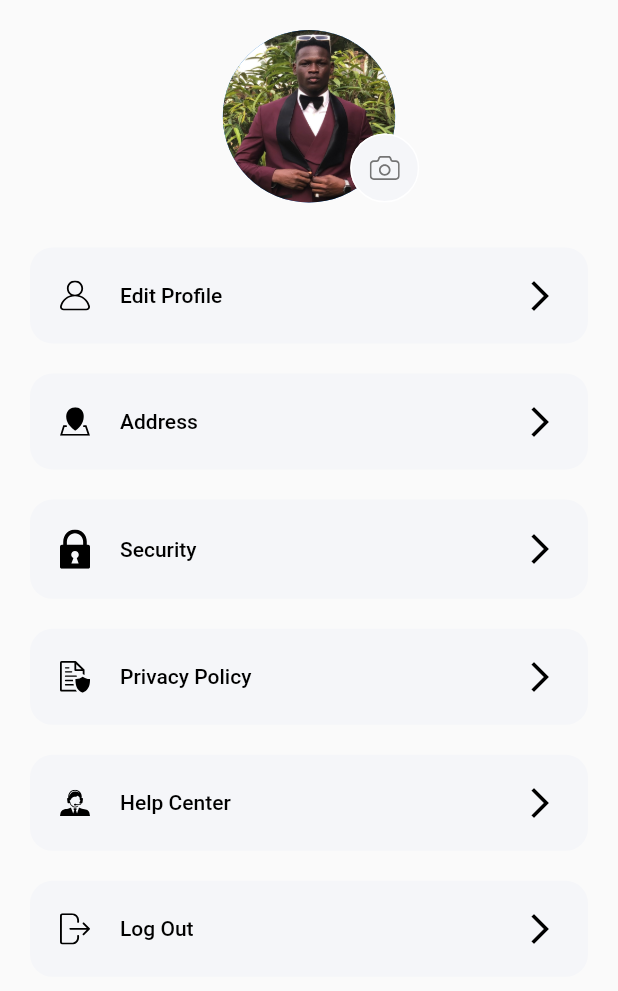
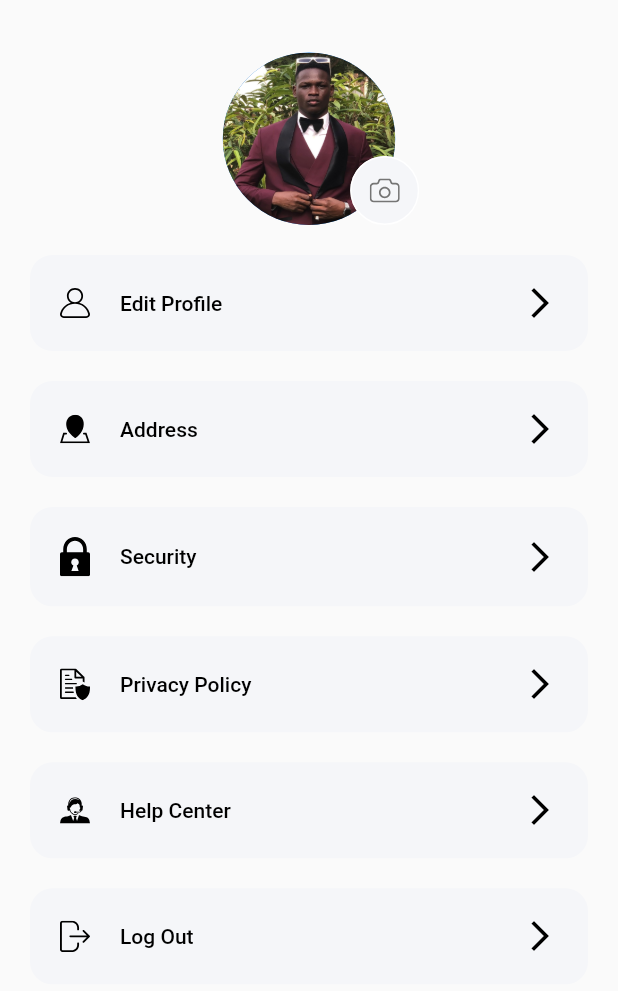
Before and after one commit to sonysn/waya-ui-flutter, a Flutter app: the Body widget shown alone on an empty page, opened directly, on a phone screen of 412 x 824 dp. Shown: the top 991 px of the screen. Run offline on Flutter 3.47's test engine with Material 2 defaults, Android fonts, the phone set to English and light mode, and no system bars; our stand-ins replace flutter_map, flutter_svg, google_maps_flutter, image_picker, latlong2, location and 1 more; missing offline and left inert: geocode, mapbox_search, time_greeting; project files that could hold a hidden picture were left out.

```diff
--- a/lib/api/actions.dart
+++ b/lib/api/actions.dart
@@ -9,7 +9,7 @@ var baseUri = 'http://192.168.100.43:3000';
 
 //testing code
 Future requestRide(
-    currentLocationAddress, currentLocationPoint, dropOffLocationPoint) async {
+    currentLocationAddress, dropOffLocationAddress, currentLocationPoint, dropOffLocationPoint) async {
   final http.Response response =
       await http.post(Uri.parse('$baseUri${ApiConstants.requestRideEndpoint}'),
           headers: {
@@ -19,7 +19,7 @@ Future requestRide(
           body: jsonEncode({
             "userId": 59,
             "pickupLocation": currentLocationAddress,
-            "dropoffLocation": "Ajah",
+            "dropoffLocation": dropOffLocationAddress,
             "estFare": 500,
             "surge": 0,
             "pickupLocationPosition": currentLocationPoint,
@@ -27,6 +27,6 @@ Future requestRide(
             "status": "ONGOING"
           }));
   final data = await jsonDecode(response.body);
-  //print(data);
+  print(data);
   return data;
 }
--- a/lib/screens/homepage.dart
+++ b/lib/screens/homepage.dart
@@ -4,6 +4,7 @@ import 'package:location/location.dart';
 import 'package:latlong2/latlong.dart';
 import 'package:geocode/geocode.dart';
 import 'package:waya/screens/maphomepage.dart';
+import 'package:waya/screens/mapspage.dart';
 import 'package:waya/screens/search_locationpage.dart';
 import 'dart:io';
 import 'package:socket_io_client/socket_io_client.dart';
@@ -180,7 +181,9 @@ class _HomePageState extends State<HomePage> {
                                 context,
                                 MaterialPageRoute(
                                     builder: (BuildContext context) {
-                                      return MapHomePage(myLocationHome: myLocationHome, addressLoc: addressLoc);
+                                      return MapsPage(
+                                        addressLoc: addressLoc
+                                      );
                                     }));
                           },
                         ),
--- a/lib/screens/maphomepage.dart
+++ b/lib/screens/maphomepage.dart
@@ -284,7 +284,7 @@ class _MapHomePageState extends State<MapHomePage> {
                 onPressed: () {
                   setState(() {
                     void _state() async{
-                      driverFound = await requestRide("${widget.addressLoc?.streetNumber}, ${widget.addressLoc?.streetAddress}, \n${widget.addressLoc?.region}.", "6.501871, 3.373521", tappedLocationD);
+                      //driverFound = await requestRide("${widget.addressLoc?.streetNumber}, ${widget.addressLoc?.streetAddress}, \n${widget.addressLoc?.region}.", "6.501871, 3.373521", tappedLocationD);
                     }
                     _state();
                   });
--- a/lib/screens/profile/components/body.dart
+++ b/lib/screens/profile/components/body.dart
@@ -6,9 +6,9 @@ import 'package:waya/screens/passwordsettings.dart';
 
 import 'profile_menu.dart';
 import 'profile_pic.dart';
+
 class Body extends StatefulWidget {
   const Body({Key? key}) : super(key: key);
-
 
   @override
   State<Body> createState() => _BodyState();
@@ -18,22 +18,21 @@ class _BodyState extends State<Body> {
   @override
   Widget build(BuildContext context) {
     return SingleChildScrollView(
-      padding: EdgeInsets.symmetric(vertical: 20),
+      padding: const EdgeInsets.symmetric(vertical: 20),
       child: Column(
         children: [
-          ProfilePic(),
-          SizedBox(height: 20),
-
-
+          const SizedBox(
+            height: 15,
+          ),
+          const ProfilePic(),
+          const SizedBox(height: 10),
           ProfileMenu(
               text: "Edit Profile",
               icon: "assets/icons/User Icon.svg",
               press: () => Navigator.push(context,
                       MaterialPageRoute(builder: (BuildContext context) {
                     return const EditProfile();
-                }))
-
-          ),
+                  }))),
           ProfileMenu(
             text: "Address",
             icon: "assets/icons/ad.svg",
@@ -62,8 +61,7 @@ class _BodyState extends State<Body> {
           ProfileMenu(
             text: "Privacy Policy",
             icon: "assets/icons/pp.svg",
-            press: () {
-            },
+            press: () {},
           ),
           ProfileMenu(
             text: "Help Center",
--- a/lib/screens/profile/components/profile_pic.dart
+++ b/lib/screens/profile/components/profile_pic.dart
@@ -1,5 +1,8 @@
+import 'dart:io';
+
 import 'package:flutter/material.dart';
 import 'package:flutter_svg/flutter_svg.dart';
+import 'package:image_picker/image_picker.dart';
 
 class ProfilePic extends StatefulWidget {
   const ProfilePic({Key? key}) : super(key: key);
@@ -9,6 +12,20 @@ class ProfilePic extends StatefulWidget {
 }
 
 class _ProfilePicState extends State<ProfilePic> {
+
+  void pickProfilePic() async{
+    final ImagePicker picker = ImagePicker();
+    // Pick an image
+    final XFile? image = await picker.pickImage(source: ImageSource.gallery);
+    setState(() {
+      imageFile = image;
+      file = File(imageFile.path);
+    });
+  }
+
+  dynamic imageFile;
+  File? file;
+
   @override
   Widget build(BuildContext context) {
     return SizedBox(
@@ -17,11 +34,13 @@ class _ProfilePicState extends State<ProfilePic> {
       child: Stack(
         fit: StackFit.expand,
         clipBehavior: Clip.none,
-        children: [
-          CircleAvatar(
-            backgroundImage:
-            AssetImage("assets/images/h.jpeg"),
-          ),
+        children: [ imageFile == null
+         ? const CircleAvatar(
+            backgroundImage: AssetImage("assets/images/h.jpeg")
+          ) :
+            CircleAvatar(
+              backgroundImage: FileImage(file!),
+            ),
           Positioned(
             right: -16,
             bottom: 0,
@@ -32,12 +51,14 @@ class _ProfilePicState extends State<ProfilePic> {
                 style: TextButton.styleFrom(
                   shape: RoundedRectangleBorder(
                     borderRadius: BorderRadius.circular(50),
-                    side: BorderSide(color: Colors.white),
+                    side: const BorderSide(color: Colors.white),
                   ),
                   foregroundColor: Colors.white,
-                  backgroundColor: Color(0xFFF5F6F9),
+                  backgroundColor: const Color(0xFFF5F6F9),
                 ),
-                onPressed: () {},
+                onPressed: () {
+                  pickProfilePic();
+                },
                 child: SvgPicture.asset("assets/icons/Camera Icon.svg"),
               ),
             ),
--- a/pubspec.yaml
+++ b/pubspec.yaml
@@ -45,6 +45,8 @@ dependencies:
   mapbox_search: ^3.0.1+2
   socket_io_client: ^2.0.0
   http: ^0.13.5
+  google_maps_flutter: ^2.2.3
+  image_picker: ^0.8.6+2
 
 
 
```
Also changed, not shown: lib/models/requested_rides.dart (added, +28 -0 lines), lib/screens/loginpage.dart (+26 -15 lines), lib/screens/mapspage.dart (added, +166 -0 lines), lib/screens/signup.dart (+12 -7 lines), lib/screens/trip_planning.dart (added, +15 -0 lines), pubspec.lock, 4 other files. Lines whose indentation alone changed are shown as unchanged.
